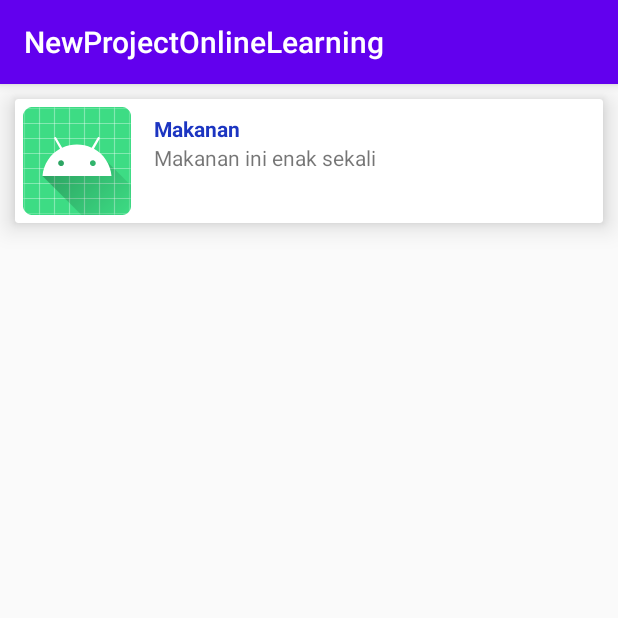
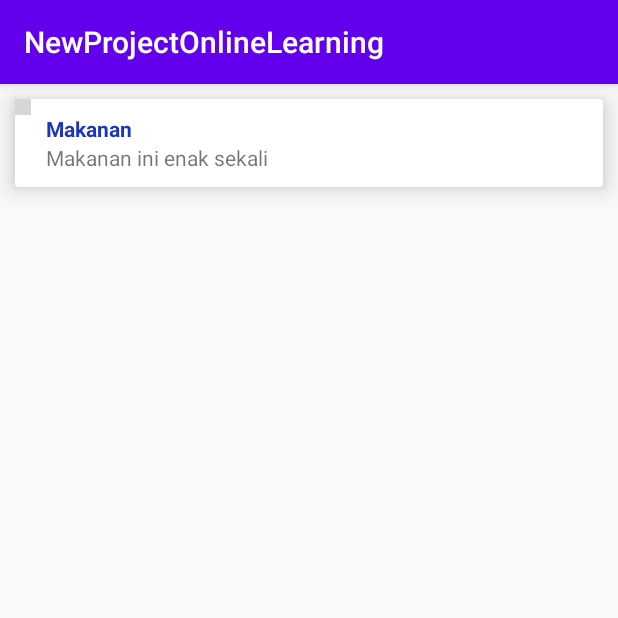
Before and after one commit to AjiSuryawan/NewProjectOnlineLearning, an Android app: the ListData screen opened directly, with no data from a screen before it, on a phone screen of 412 x 824 dp, the top half of it. Run offline under Robolectric (Android 15) with nearby library versions, the phone set to English and light mode, and no system bars; pictures from the network do not load; grey boxes are pictures that could not be loaded.

```diff
--- a/app/build.gradle
+++ b/app/build.gradle
@@ -25,8 +25,7 @@ android {
 //networking : FAN, practice nya silahkan add RV graddle
 dependencies {
     //glide
-    implementation 'com.github.bumptech.glide:glide:4.11.0'
-    annotationProcessor 'com.github.bumptech.glide:compiler:4.11.0'
+    implementation 'com.github.bumptech.glide:glide:4.9.0'
     //RV
     implementation "androidx.recyclerview:recyclerview:1.1.0"
     // For control over item selection of both touch and mouse driven selection
--- a/app/src/main/java/com/example/newprojectonlinelearning/ListData.java
+++ b/app/src/main/java/com/example/newprojectonlinelearning/ListData.java
@@ -28,7 +28,7 @@ public class ListData extends AppCompatActivity {
         mahasiswaArrayList = new ArrayList<>();
         Model data1 = new Model();
         data1.setOriginal_title("Makanan");
-        data1.setPoster_path("https://cdn0.iconfinder.com/data/icons/customicondesignoffice5/256/schedule.png");
+        data1.setPoster_path("https://image.tmdb.org/t/p/w500/k68nPLbIST6NP96JmTxmZijEvCA.jpg");
         data1.setAdult(false);
         data1.setOverview("Makanan ini enak sekali");
         data1.setVote_count(100);
--- a/app/src/main/java/com/example/newprojectonlinelearning/MahasiswaAdapter.java
+++ b/app/src/main/java/com/example/newprojectonlinelearning/MahasiswaAdapter.java
@@ -48,11 +48,10 @@ public class MahasiswaAdapter extends RecyclerView.Adapter<MahasiswaAdapter.Maha
     public void onBindViewHolder(final MahasiswaViewHolder holder, final int position) {
         holder.txtNama.setText(dataList.get(position).getOriginal_title());
         holder.txtNpm.setText(dataList.get(position).getOverview());
-        Glide.with(holder.itemView.getContext())
+        Glide.with(holder.itemView.getContext()
+                .getApplicationContext())
                 .load(dataList.get(position).getPoster_path())
-                .placeholder(R.mipmap.ic_launcher)
-                .dontTransform()
-                .override(Target.SIZE_ORIGINAL, Target.SIZE_ORIGINAL)
+                .override(Target.SIZE_ORIGINAL)
                 .into(holder.ivprofile);
 
     }
```
